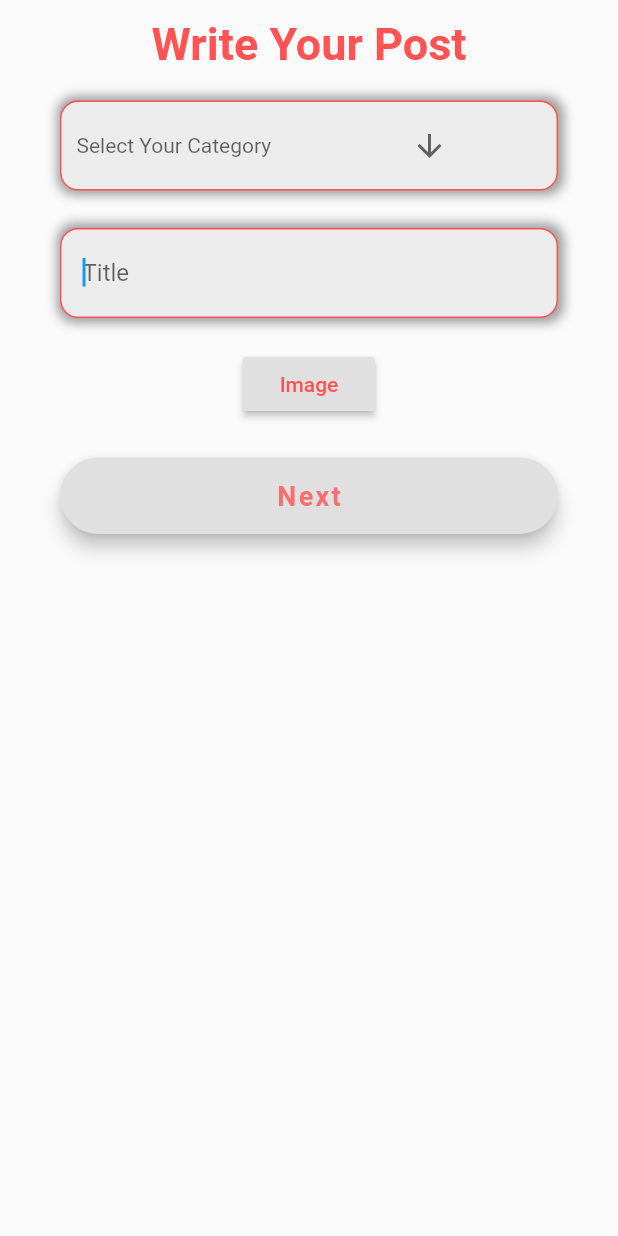
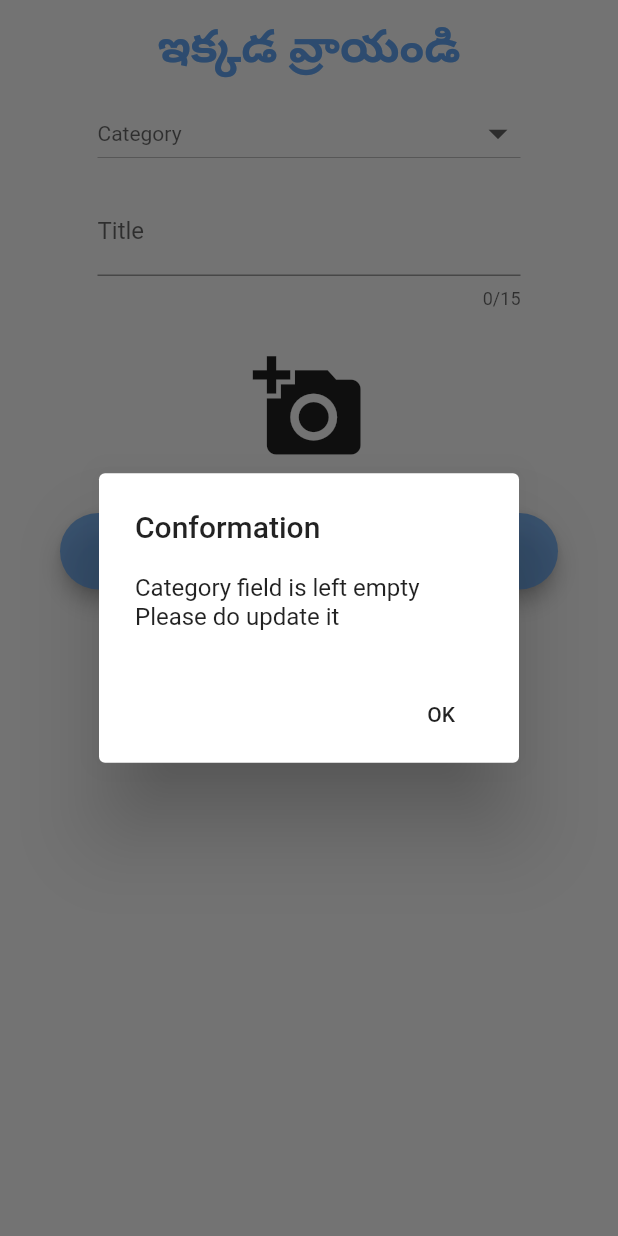
Before and after one commit to pramod1109/online_book_admin, a Flutter app: the WriteScreen screen opened directly, after a tap on "Next", on a phone screen of 412 x 824 dp. Run offline on Flutter 3.47's test engine with Material 2 defaults, Android fonts, the phone set to English and light mode, and no system bars; our stand-ins replace cloud_firestore, firebase_messaging, firebase_storage, flutter_html, image_picker; missing offline and left inert: notustohtml, quill_delta, zefyr; accounts and stored records are empty; network calls fail; Roboto replaces fonts that are missing (OpenSans).

Commit message:
write screen connected back image url set pop ups added

```diff
--- a/lib/write.dart
+++ b/lib/write.dart
@@ -23,8 +23,16 @@ class _WriteScreenState extends State<WriteScreen> {
   List<String> _category = ['కథలు','కవితలు','సంపాదకీయం','భావ స్పందన','గ్రంథ సమీక్ష','బాలతరంగిణి','హాస్యం','నవలలు','బాల సాహిత్యం','బాల వ్యాఖ్య','నానీలు','చిత్ర వ్యాఖ్య', 'చిత్ర కథ', 'భావగీతం', 'చిత్ర కవిత', 'కార్టూన్ వ్యాఖ్య','సరదా సమాధానాలు'];
   String _selectedCategory;
   String imageUrl;
+  String name;
+  File _image;
 
-  File _image;
+
+  @override
+  void initState() {
+    super.initState();
+  }
+
+
 
   Future<String> pickImage() async {
     //Get the file from the image picker and store it
@@ -40,110 +48,152 @@ class _WriteScreenState extends State<WriteScreen> {
       final StorageUploadTask task = storageRef.putFile(_image);
       return await (await task.onComplete).ref.getDownloadURL();
     } catch (error) {
-      print(error.toString());
-      throw error.toString();
+      //print(error.toString());
     }
   }
 
+  Future<void> _showMyDialog(String mis) async {
+    return showDialog<void>(
+      context: context,
+      barrierDismissible: false, // user must tap button!
+      builder: (BuildContext context) {
+        return AlertDialog(
+          title: Text('Conformation'),
+          content: SingleChildScrollView(
+            child: ListBody(
+              children: <Widget>[
+                Text('$mis field is left empty'),
+                Text('Please do update it'),
+              ],
+            ),
+          ),
+          actions: <Widget>[
+            FlatButton(
+              child: Text('OK'),
+              onPressed: () {
+                Navigator.pop(context);
+              },
+            ),
+          ],
+        );
+      },
+    );
+  }
+
+  Future<void> _noImageDialog() async {
+    return showDialog<void>(
+      context: context,
+      barrierDismissible: false, // user must tap button!
+      builder: (BuildContext context) {
+        return AlertDialog(
+          title: Text('Conformation'),
+          content: SingleChildScrollView(
+            child: ListBody(
+              children: <Widget>[
+                Text('Image field is left empty'),
+                Text('Do you want update it or continue'),
+              ],
+            ),
+          ),
+          actions: <Widget>[
+            FlatButton(
+              child: Text('Update'),
+              onPressed: () {
+                Navigator.pop(context);
+              },
+            ),
+            FlatButton(
+              child: Text('Continue'),
+              onPressed: () {
+                Navigator.push(context, MaterialPageRoute(builder: (context) => EditorPage(title: _titleController.text,cat: _selectedCategory,imageUrl: null,user: name)),);
+              },
+            ),
+          ],
+        );
+      },
+    );
+  }
+
   Future<void> _next() async {
+    if(_selectedCategory == null){
+      _showMyDialog("Category");
+    }
+    if(_selectedCategory != null && _titleController.text.isEmpty )
+    {
+      _showMyDialog('Title');
+    }
+    if(_image!=null){
       imageUrl = await _uploadFile();
-    print("The download URL is " + imageUrl);
-    // Waits till the file is uploaded then stores the download url
+//    //print("The download URL is " + imageUrl);
       if(imageUrl != null){
         final snackBar =
         SnackBar(content: Text('Image Uploaded'));
         Scaffold.of(context).showSnackBar(snackBar);
-      Navigator.push(context, MaterialPageRoute(builder: (context) => EditorPage(title: _titleController.text,cat: _selectedCategory,imageUrl: imageUrl,user: 'admin')),);
+        Navigator.push(context, MaterialPageRoute(builder: (context) => EditorPage(title: _titleController.text,cat: _selectedCategory,imageUrl: imageUrl,user: name)),);
       }
+    }
+    if(_selectedCategory != null && _titleController.text.isNotEmpty && _image == null){
+      _noImageDialog();
+    }
+    // Waits till the file is uploaded then stores the download url
   }
 
   Widget _buildCategoryTF() {
-    return Column(
-      crossAxisAlignment: CrossAxisAlignment.start,
+    return Padding(
+        padding: EdgeInsets.only(
+            left: 25.0, right: 25.0, top: 2.0),
+        child: new Row(
+          mainAxisSize: MainAxisSize.max,
           children: <Widget>[
-        SizedBox(height: 10.0),
-        Container(
-          alignment: Alignment.centerLeft,
-          decoration: BoxDecoration(
-              color: Colors.white.withOpacity(0.8),
-              border: Border.all(color: Colors.redAccent),
-              borderRadius: BorderRadius.circular(12),
-              boxShadow: [BoxShadow(
-                  color: Colors.grey[800].withOpacity(0.5),
-                  spreadRadius: 3,
-                  blurRadius: 5,
-                  offset: Offset(1.0,0)// changes position of shadow
-              ),]
+            new Flexible(
+              child: DropdownButton(
+                hint: _selectedCategory == null
+                    ? Text('Category')
+                    : Text(
+                  _selectedCategory,
+                  style: TextStyle(color: Colors.black),
                 ),
-          height: 60.0,
-          child: Row(
-            children: <Widget>[
-              SizedBox(width: 10.0,),
-              DropdownButtonHideUnderline(child:DropdownButton<String>(
-                hint: Text("Select Your Category                           ",
-                ),
-                dropdownColor: Colors.grey.withOpacity(0.8),
-                icon: Icon(Icons.arrow_downward),
-                iconSize: 24,
-                elevation: 16,
-                style: TextStyle(color: Colors.black),
-                value: _selectedCategory,
-                onChanged: (newValue) {
-                  setState(() {
-                    _selectedCategory = newValue;
-                  });
+                isExpanded: true,
+                iconSize: 30.0,
+                style: TextStyle(color: Colors.blue),
+                items: _category.map(
+                      (val) {
+                    return DropdownMenuItem<String>(
+                      value: val,
+                      child: Text(val),
+                    );
                   },
-                items: _category.map((category) {
-                  return DropdownMenuItem(
-                    child: new Text(category),
-                    value: category,
+                ).toList(),
+                onChanged: (val) {
+                  setState(
+                        () {
+                      _selectedCategory = val;
+                    },
                   );
-                }).toList(),
-              ),)
-            ],
+                },
               ),
             ),
           ],
+        )
+
     );
   }
 
-  Widget _buildTitleTF() {
-    return Column(
-      crossAxisAlignment: CrossAxisAlignment.start,
-      children: <Widget>[
-        SizedBox(height: 15.0),
-        Container(
-          alignment: Alignment.centerLeft,
-          decoration: BoxDecoration(
-              color: Colors.white.withOpacity(0.8),
-              border: Border.all(color: Colors.redAccent),
-              borderRadius: BorderRadius.circular(12),
-              boxShadow: [BoxShadow(
-                  color: Colors.grey[800].withOpacity(0.5),
-                  spreadRadius: 3,
-                  blurRadius: 5,
-                  offset: Offset(1.0,0)// changes position of shadow
-              ),]
-          ),
-          height: 60.0,
-          child: TextField(
+  Widget _buildTitle() {
+    return Padding(
+        padding: EdgeInsets.only(
+            left: 25.0, right: 25.0, top: 2.0),
+        child:TextFormField(
           controller: _titleController,
-            keyboardType: TextInputType.text,
-            autofocus: true,
-            style: TextStyle(
-              color: Colors.black,
-              fontFamily: 'OpenSans',
-            ),
-            decoration: InputDecoration(
-              border: InputBorder.none,
-              contentPadding: EdgeInsets.all(14.0),
-              hintText: 'Title',
-
-            ),
-          ),
-        ),
-      ],
-    );
+          maxLength: 15,
+          decoration: InputDecoration(labelText: 'Title'),
+          validator: (String value) {
+            if (value.isEmpty) {
+              return 'Name is Required';
+            }
+            return null;
+          },
+        ));
   }
 
   Widget _buildNextBtn() {
@@ -153,6 +203,7 @@ class _WriteScreenState extends State<WriteScreen> {
       child: RaisedButton(
         elevation: 5.0,
         onPressed: _next,
+        color:  Color(0xff61A4F1).withOpacity(0.8),
         padding: EdgeInsets.all(15.0),
         shape: RoundedRectangleBorder(
           borderRadius: BorderRadius.circular(30.0),
@@ -160,7 +211,7 @@ class _WriteScreenState extends State<WriteScreen> {
         child: Text(
           'Next',
           style: TextStyle(
-            color: Colors.redAccent.withOpacity(0.8),
+            color: Colors.white,
             letterSpacing: 1.5,
             fontSize: 18.0,
             fontWeight: FontWeight.bold,
@@ -197,9 +248,9 @@ class _WriteScreenState extends State<WriteScreen> {
                     mainAxisAlignment: MainAxisAlignment.center,
                     children: <Widget>[
                       Text(
-                        'Write Your Post',
+                        'ఇక్కడ వ్రాయండి',
                         style: TextStyle(
-                          color: Colors.redAccent,
+                          color: Color(0xff61A4F1),
                           fontFamily: 'OpenSans',
                           fontSize: 30.0,
                           fontWeight: FontWeight.bold,
@@ -208,20 +259,36 @@ class _WriteScreenState extends State<WriteScreen> {
                       SizedBox(height: 10.0,),
                       _buildCategoryTF(),
                       SizedBox(height: 10.0,),
-                      _buildTitleTF(),
+                      _buildTitle(),
                       SizedBox(height: 10.0,),
                       // _buildDesTF(),
                       SizedBox(height: 10.0,),
-                      _image == null ? RaisedButton(
-                        child: Text(
-                            "Image"
+                      _image == null ? IconButton(
+                        icon: Icon(Icons.add_a_photo),
+                        tooltip: 'Pick Image',
+                        onPressed: pickImage,
+                        iconSize: 75.0,
+                      ):Stack(
+                        children: <Widget>[
+                          Container(
+                            height: 300,
+                            width: 200,
+                            child: Image.file(_image,fit: BoxFit.cover,),
                           ),
-                        textColor: Colors.redAccent,
-                        onPressed: pickImage,
-                      ):Column(
-                        children: <Widget>[
-                          Image.file(_image),
-                          RaisedButton(child: Text('Change Image'),textColor: Colors.redAccent,onPressed: pickImage,)
+                          Positioned(
+                            right: 0.0,
+                            top: 0.0,
+                            child: IconButton(
+                              icon: Icon(Icons.cancel),
+                              tooltip: 'Pick Image',
+                              onPressed: (){
+                                setState(() {
+                                  _image=null;
+                                });
+                              },
+                              iconSize: 15.0,
+                            ),
+                          )
                         ],
                       ),
                       _buildNextBtn(),
@@ -242,7 +309,7 @@ class EditorPage extends StatefulWidget {
   final title;
   final imageUrl;
   final user;
-  EditorPage({@required this.cat,this.title,this.imageUrl,this.user});
+  EditorPage({@required this.title,this.cat,this.imageUrl,this.user});
   @override
   EditorPageState createState() => EditorPageState();
 }
@@ -255,6 +322,8 @@ class EditorPageState extends State<EditorPage> {
   FocusNode _focusNode;
   String docUrl;
   final converter = NotusHtmlCodec();
+  File file;
+  final contents=null;
 
   @override
   void initState() {
@@ -282,8 +351,9 @@ class EditorPageState extends State<EditorPage> {
 
     return Scaffold(
       appBar: AppBar(
-        title: Text("Editor page"),
-        backgroundColor: Colors.redAccent,
+        title: Image.asset('assets/images/Logo_Bhavatarangini.png',fit: BoxFit.contain, height: 64,
+        ),
+        backgroundColor: Color(0xff61A4F1),
         actions: <Widget>[
           Builder(
             builder: (context) => IconButton(
@@ -300,14 +370,8 @@ class EditorPageState extends State<EditorPage> {
   /// Loads the document asynchronously from a file if it exists, otherwise
   /// returns default document.
   Future<NotusDocument> _loadDocument() async {
-    final file = File(Directory.systemTemp.path + "/quick_start.json");
-    if (await file.exists()) {
-      final contents = await file
-          .readAsString()
-          .then((data) => Future.delayed(Duration(seconds: 1), () => data));
-      return NotusDocument.fromJson(jsonDecode(contents));
-    }
-    final Delta delta = Delta()..insert("Zefyr Quick Start\n");
+    file = File(Directory.systemTemp.path + "/quick_start.json");
+    final Delta delta = Delta()..insert("మీ రచనను ఇక్కడ రాయండి\n");
     return NotusDocument.fromDelta(delta);
   }
 
@@ -317,7 +381,7 @@ class EditorPageState extends State<EditorPage> {
     // `jsonEncode` directly:
     final contents = jsonEncode(_controller.document);
     // For this example we save our document to a temporary file.
-    final file = File(Directory.systemTemp.path + "/quick_start.json");
+    file = File(Directory.systemTemp.path + "/quick_start.json");
     // And show a snack bar on success.
     file.writeAsString(contents).then((_) async {
       StorageUploadTask uploadTask = reference.putFile(file);
@@ -327,19 +391,24 @@ class EditorPageState extends State<EditorPage> {
   }
 
   final databaseReference = Firestore.instance;
-  void _pushToCloud(String html) {
-    print(_controller);
-    databaseReference.collection(widget.cat).add(
+  void _pushToCloud(String html) async {
+//    //print(_controller);
+    databaseReference.collection('categories').document(widget.cat).collection('books').add(
         {
           "imageUrl" :widget.imageUrl,
-          "author" : 'admin',
+          "author" : widget.user,
           "story": html,
+          "category" : widget.cat,
           "title": widget.title,
           "likes": [],
           "share": 0,
           "reads": 0,
-        }).then((value){
-      print(value.documentID);
+        }).then((value) async{
+//      //print(value.documentID);
+      docUrl=value.documentID;
+    });
+    await databaseReference.collection('categories').document(widget.cat).collection('books').document(docUrl).updateData({
+      "book_id": docUrl,
     });
     _showMyDialog();
     // if(databaseReference.collection('request').document(id).get()!=null)
@@ -355,14 +424,18 @@ class EditorPageState extends State<EditorPage> {
             child: ListBody(
               children: <Widget>[
                 Text('Your write is uploaded'),
-                Text('Would you like to approve?'),
+                Text('Confirm Submission'),
               ],
             ),
           ),
           actions: <Widget>[
             FlatButton(
-              child: Text('Approve'),
+              child: Text('Confirm'),
               onPressed: () {
+                setState(() {
+                  _controller=null;
+                  file=null;
+                });
                 Navigator.push(context, MaterialPageRoute(builder: (context) => HomeScreen()),);
               },
             ),
--- a/pubspec.yaml
+++ b/pubspec.yaml
@@ -52,7 +52,8 @@ flutter:
   # included with your application, so that you can use the icons in
   # the material Icons class.
   uses-material-design: true
-
+  assets:
+    - assets/images/Logo_Bhavatarangini.png
   # To add assets to your application, add an assets section, like this:
   # assets:
   #   - images/a_dot_burr.jpeg
```
Also changed, not shown: lib/Send.dart (added, +150 -0 lines), lib/home.dart (+12 -1 lines), lib/request.dart (+109 -9 lines), assets/fonts/OpenSans.ttf (added), assets/images/1.jpeg (added), assets/images/2.jpeg (added), assets/images/3.jpeg (added), assets/images/4.jpeg (added), assets/images/Logo_Bhavatarangini.png (added), assets/images/Splash_Screen.png (added), assets/images/as.png (added), assets/images/download.png (added), assets/logos/facebook.jpg (added), assets/logos/google.jpg (added), 1 more files. Lines whose indentation alone changed are shown as unchanged.
